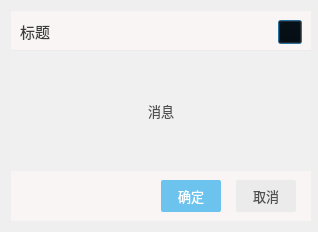
This is SmodernUI/component/ui/message.ui in ichinoseyuu/d3dxModManager as Qt 5 draws it before an edit. The edited form follows.
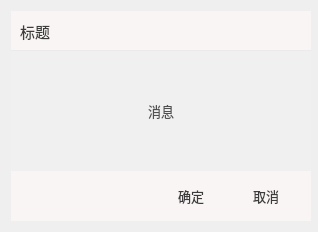
This is the edited form. Icons and pictures are not drawn.

What changed in the file:
```diff
--- a/SmodernUI/component/ui/message.ui
+++ b/SmodernUI/component/ui/message.ui
@@ -36,22 +36,6 @@
     color: rgb(60, 60, 60);
 }
 
-#titleWidget QPushButton {
-    background-color: transparent;
-}
-
-#titleWidget QPushButton:hover {
-    background-color: gainsboro;
-    border-radius: 2px;
-}
-
-#titleWidget QPushButton:pressed {
-    background-color: lightgray;
-    border-radius: 2px;
-}
-
-/*=========================*/
-
 #messageWidget {
     background-color: rgb(240, 240, 240);
 }
@@ -64,51 +48,23 @@
     color: rgb(80, 80, 80);
 }
 
-/*=========================*/
 #bottomWidget {
     background-color: rgb(250, 245, 245);
 }
-#btnCancel{
-    background-color: rgb(235, 235, 235);
-	font-family: &quot;微软雅黑&quot;;
-	font-size: 10pt;
-	color: rgb(80, 80, 80);
-    border-radius: 2px;
-}
 
 #btnCancel:hover {
     background-color: gainsboro;
     border-radius: 2px;
 }
 
-#btnCancel:pressed {
-    background-color: lightgray;
-    border-radius: 2px;
-}
-
-#btnOk {
-    background-color: rgb(108, 195, 238);
+QPushButton {
 	font-family: &quot;微软雅黑&quot;;
 	font-size: 10pt;
-	color: rgb(255, 255, 255);
-    border-radius: 2px;
+	color: rgb(60, 60, 60);
+    border-radius: 4px;
 }
-
-#btnOk:hover {
-    background-color: rgb(197, 172, 227);
-    border-radius: 2px;
-}
-
-#btnOk:pressed {
-    background-color: rgb(181, 164, 232);
-    border-radius: 2px;
-}
-QToolTip {
-    font: 10pt;
-    background-color: whitesmoke;
-    color: dimgray;
-    border-radius: 2px;
-    border: 1px solid lightgray;
+QPushButton::icon {
+    padding-right: 10px;
 }</string>
   </property>
   <layout class="QVBoxLayout" name="verticalLayout_3">
```
Left out of the diff: 4 changed lines with no effect on the pictures.
